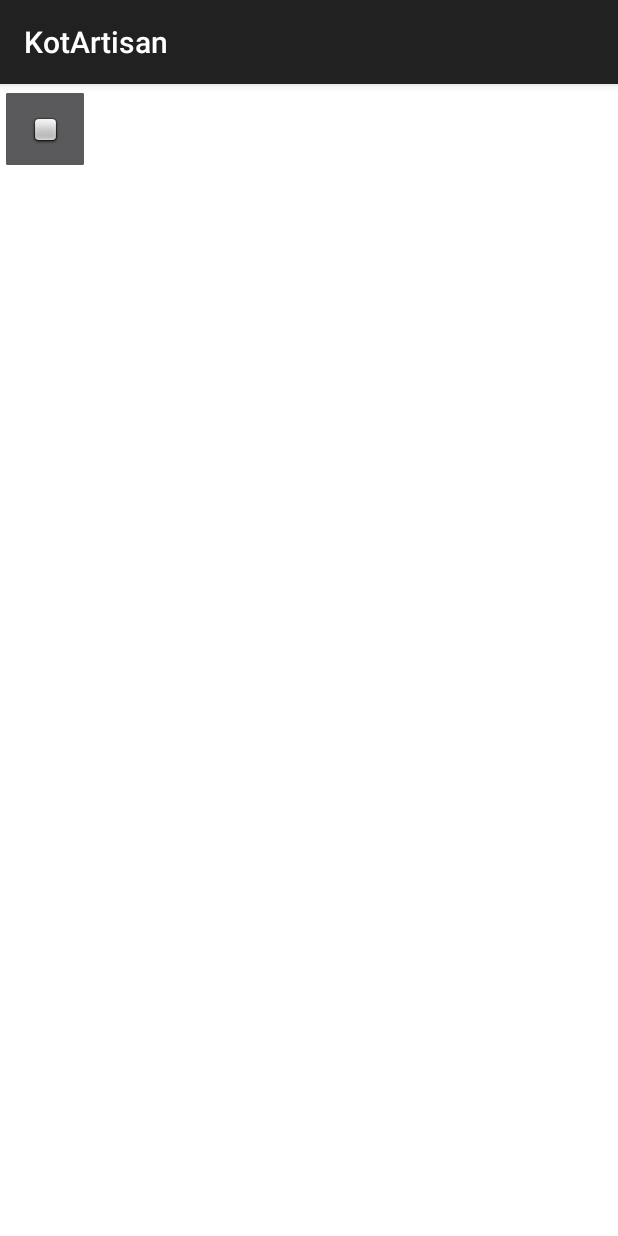
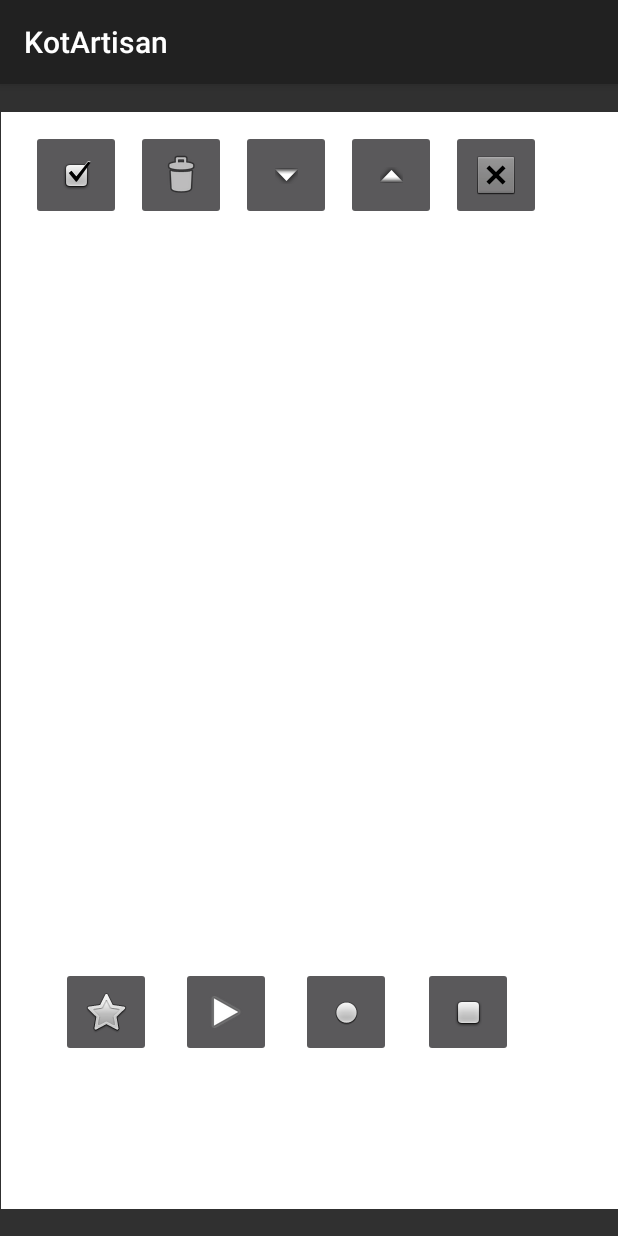
Before and after one commit to Kemarly/KotArtisan, an Android app built with Jetpack Compose: the Drawing screen opened directly, with no data from a screen before it, on a phone screen of 412 x 824 dp. Run offline under Robolectric (Android 15) with nearby library versions, the phone set to English and light mode, and no system bars.

Commit message:
constrains

```diff
--- a/app/src/main/res/layout/activity_drawing.xml
+++ b/app/src/main/res/layout/activity_drawing.xml
@@ -9,93 +9,140 @@
 
     <com.example.kotartisan.DrawingView
         android:id="@+id/drawingView"
-        android:layout_width="match_parent"
-        android:layout_height="match_parent"
+        android:layout_width="411dp"
+        android:layout_height="731dp"
         android:background="#FFFFFF"
         android:contentDescription="Draw"
-        tools:layout_editor_absoluteX="120dp"
-        tools:layout_editor_absoluteY="322dp" />
+        app:layout_constraintBottom_toBottomOf="parent"
+        app:layout_constraintEnd_toEndOf="parent"
+        app:layout_constraintStart_toStartOf="parent"
+        app:layout_constraintTop_toTopOf="parent" />
 
     <ImageButton
         android:id="@+id/saveButton"
         android:layout_width="60dp"
         android:layout_height="60dp"
-        app:srcCompat="@android:drawable/checkbox_on_background"
-        tools:layout_editor_absoluteX="20dp"
-        tools:layout_editor_absoluteY="12dp"
-        tools:ignore="MissingConstraints" />
+        android:layout_marginStart="20dp"
+        android:layout_marginTop="12dp"
+        android:layout_marginEnd="331dp"
+        android:layout_marginBottom="659dp"
+        app:layout_constraintBottom_toBottomOf="parent"
+        app:layout_constraintEnd_toEndOf="parent"
+        app:layout_constraintStart_toStartOf="parent"
+        app:layout_constraintTop_toTopOf="parent"
+        app:srcCompat="@android:drawable/checkbox_on_background" />
 
     <ImageButton
         android:id="@+id/deleteButton"
         android:layout_width="60dp"
         android:layout_height="60dp"
-        app:srcCompat="@android:drawable/ic_menu_delete"
-        tools:layout_editor_absoluteX="90dp"
-        tools:layout_editor_absoluteY="12dp"
-        tools:ignore="MissingConstraints" />
+        android:layout_marginStart="90dp"
+        android:layout_marginTop="12dp"
+        android:layout_marginEnd="261dp"
+        android:layout_marginBottom="659dp"
+        app:layout_constraintBottom_toBottomOf="parent"
+        app:layout_constraintEnd_toEndOf="parent"
+        app:layout_constraintStart_toStartOf="parent"
+        app:layout_constraintTop_toTopOf="parent"
+        app:srcCompat="@android:drawable/ic_menu_delete" />
 
     <ImageButton
         android:id="@+id/shrinkButton"
         android:layout_width="60dp"
         android:layout_height="60dp"
-        app:srcCompat="@android:drawable/arrow_down_float"
-        tools:layout_editor_absoluteX="160dp"
-        tools:layout_editor_absoluteY="12dp"
-        tools:ignore="MissingConstraints" />
+        android:layout_marginStart="160dp"
+        android:layout_marginTop="12dp"
+        android:layout_marginEnd="191dp"
+        android:layout_marginBottom="659dp"
+        app:layout_constraintBottom_toBottomOf="parent"
+        app:layout_constraintEnd_toEndOf="parent"
+        app:layout_constraintStart_toStartOf="parent"
+        app:layout_constraintTop_toTopOf="parent"
+        app:srcCompat="@android:drawable/arrow_down_float" />
 
     <ImageButton
         android:id="@+id/growButton"
         android:layout_width="60dp"
         android:layout_height="60dp"
-        app:srcCompat="@android:drawable/arrow_up_float"
-        tools:layout_editor_absoluteX="230dp"
-        tools:layout_editor_absoluteY="12dp"
-        tools:ignore="MissingConstraints" />
+        android:layout_marginStart="230dp"
+        android:layout_marginTop="12dp"
+        android:layout_marginEnd="121dp"
+        android:layout_marginBottom="659dp"
+        app:layout_constraintBottom_toBottomOf="parent"
+        app:layout_constraintEnd_toEndOf="parent"
+        app:layout_constraintStart_toStartOf="parent"
+        app:layout_constraintTop_toTopOf="parent"
+        app:srcCompat="@android:drawable/arrow_up_float" />
 
     <ImageButton
         android:id="@+id/undoButton"
         android:layout_width="60dp"
         android:layout_height="60dp"
-        app:srcCompat="@android:drawable/btn_dialog"
-        tools:layout_editor_absoluteX="300dp"
-        tools:layout_editor_absoluteY="12dp"
-        tools:ignore="MissingConstraints" />
+        android:layout_marginStart="300dp"
+        android:layout_marginTop="12dp"
+        android:layout_marginEnd="51dp"
+        android:layout_marginBottom="659dp"
+        app:layout_constraintBottom_toBottomOf="parent"
+        app:layout_constraintEnd_toEndOf="parent"
+        app:layout_constraintStart_toStartOf="parent"
+        app:layout_constraintTop_toTopOf="parent"
+        app:srcCompat="@android:drawable/btn_dialog" />
 
     <ImageButton
         android:id="@+id/starButton"
         android:layout_width="60dp"
         android:layout_height="60dp"
-        app:srcCompat="@android:drawable/btn_star"
-        tools:layout_editor_absoluteX="40dp"
-        tools:layout_editor_absoluteY="570dp"
-        tools:ignore="MissingConstraints" />
+        android:layout_marginStart="40dp"
+        android:layout_marginTop="570dp"
+        android:layout_marginEnd="311dp"
+        android:layout_marginBottom="101dp"
+        app:layout_constraintBottom_toBottomOf="parent"
+        app:layout_constraintEnd_toEndOf="parent"
+        app:layout_constraintStart_toStartOf="parent"
+        app:layout_constraintTop_toTopOf="parent"
+        app:srcCompat="@android:drawable/btn_star" />
 
     <ImageButton
         android:id="@+id/circleButton"
         android:layout_width="60dp"
         android:layout_height="60dp"
-        app:srcCompat="@android:drawable/radiobutton_off_background"
-        tools:layout_editor_absoluteX="200dp"
-        tools:layout_editor_absoluteY="570dp"
-        tools:ignore="MissingConstraints" />
+        android:layout_marginStart="200dp"
+        android:layout_marginTop="570dp"
+        android:layout_marginEnd="151dp"
+        android:layout_marginBottom="101dp"
+        app:layout_constraintBottom_toBottomOf="parent"
+        app:layout_constraintEnd_toEndOf="parent"
+        app:layout_constraintStart_toStartOf="parent"
+        app:layout_constraintTop_toTopOf="parent"
+        app:srcCompat="@android:drawable/radiobutton_off_background" />
 
     <ImageButton
         android:id="@+id/triangleButton"
         android:layout_width="60dp"
         android:layout_height="60dp"
-        app:srcCompat="@android:drawable/ic_media_play"
-        tools:layout_editor_absoluteX="120dp"
-        tools:layout_editor_absoluteY="570dp"
-        tools:ignore="MissingConstraints" />
+        android:layout_marginStart="120dp"
+        android:layout_marginTop="570dp"
+        android:layout_marginEnd="231dp"
+        android:layout_marginBottom="101dp"
+        app:layout_constraintBottom_toBottomOf="parent"
+        app:layout_constraintEnd_toEndOf="parent"
+        app:layout_constraintStart_toStartOf="parent"
+        app:layout_constraintTop_toTopOf="parent"
+        app:srcCompat="@android:drawable/ic_media_play" />
 
     <ImageButton
         android:id="@+id/squareButton"
         android:layout_width="60dp"
         android:layout_height="60dp"
-        app:srcCompat="@android:drawable/checkbox_off_background"
-        tools:layout_editor_absoluteX="280dp"
-        tools:layout_editor_absoluteY="570dp"
-        tools:ignore="MissingConstraints" />
+        android:layout_marginStart="281dp"
+        android:layout_marginTop="570dp"
+        android:layout_marginEnd="70dp"
+        android:layout_marginBottom="101dp"
+        app:layout_constraintBottom_toBottomOf="parent"
+        app:layout_constraintEnd_toEndOf="parent"
+        app:layout_constraintStart_toStartOf="parent"
+        app:layout_constraintTop_toTopOf="parent"
+        app:srcCompat="@android:drawable/checkbox_off_background" />
 
     <!--buttons (shape, color, delete, save, shrink, grow, undo)
     colorButton
```
